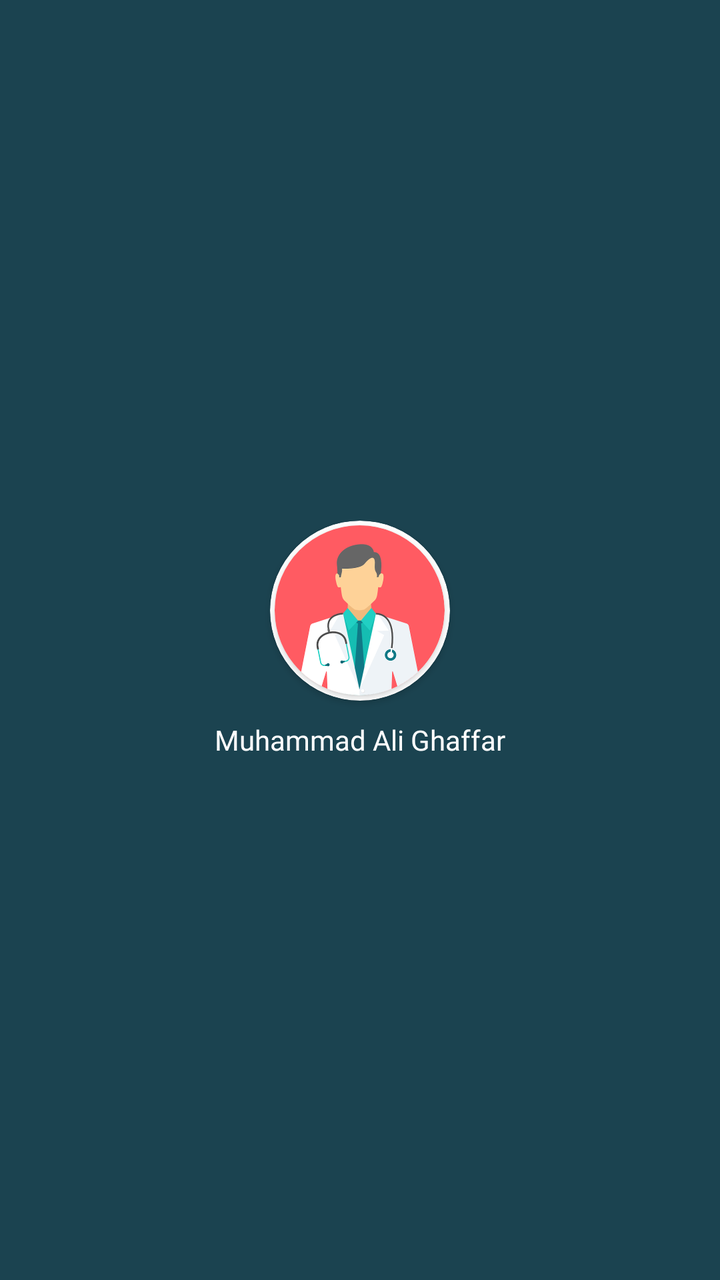
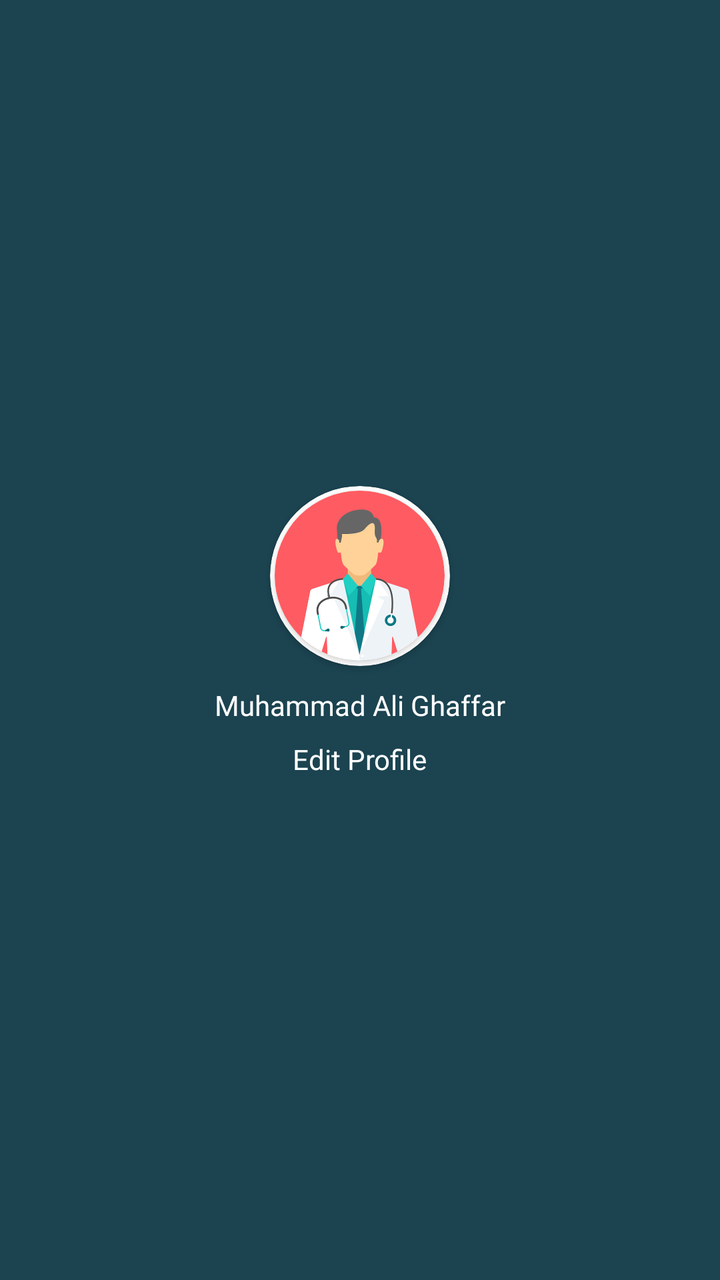

Compare the two renders of this Android layout. The source of the first and the diff that turns it into the second are given below.
<!-- AndroidManifest.xml: application theme Theme.VHAApp -->
<!-- res/layout/nav_header.xml -->
<?xml version="1.0" encoding="utf-8"?>
<RelativeLayout xmlns:android="http://schemas.android.com/apk/res/android"
    xmlns:app="http://schemas.android.com/apk/res-auto"
    android:layout_width="match_parent"
    android:layout_height="200dp"
    android:background="#1b4350"
    android:paddingVertical="20dp">

    <RelativeLayout
        android:layout_width="wrap_content"
        android:layout_height="wrap_content"
        android:layout_centerInParent="true">
        <androidx.cardview.widget.CardView
            android:id="@+id/cardViewProfile"
            android:layout_width="90dp"
            android:layout_height="90dp"
            android:layout_centerHorizontal="true"
            app:cardBackgroundColor="@color/white"
            app:cardCornerRadius="250dp">

            <androidx.cardview.widget.CardView
                android:layout_width="85dp"
                android:layout_height="85dp"
                android:layout_gravity="center"
                app:cardCornerRadius="250dp">

                <ImageView
                    android:id="@+id/imageViewProfile"
                    android:layout_width="85dp"
                    android:layout_height="85dp"
                    android:scaleType="centerCrop"
                    android:src="@drawable/male_doctor" />

            </androidx.cardview.widget.CardView>

        </androidx.cardview.widget.CardView>

        <TextView
            android:id="@+id/textViewUsername"
            android:layout_width="wrap_content"
            android:layout_height="wrap_content"
            android:layout_below="@id/cardViewProfile"
            android:layout_centerHorizontal="true"
            android:layout_marginTop="10dp"
            android:textColor="@color/white"
            android:fontFamily="@font/roboto_bold"
            android:text="Muhammad Ali Ghaffar"
            android:textAlignment="center" />
    </RelativeLayout>
</RelativeLayout>
<!-- resources referenced by this layout -->
<resources>
  <color name="white">#FFFFFFFF</color>
  <!-- drawable male_doctor: png bitmap (drawable-hdpi, 27611 bytes) -->
  <style name="Theme.VHAApp" parent="Theme.MaterialComponents.DayNight.NoActionBar">
          
          <item name="colorPrimary">@color/purple_500</item>
          <item name="colorPrimaryVariant">@color/purple_700</item>
          <item name="colorOnPrimary">@color/white</item>
          
          <item name="colorSecondary">@color/teal_200</item>
          <item name="colorSecondaryVariant">@color/teal_700</item>
          <item name="colorOnSecondary">@color/black</item>
          
          <item name="android:statusBarColor" tools:targetApi="l">?attr/colorPrimaryVariant</item>
          
      </style>
  <color name="purple_500">#1b4350</color>
  <color name="purple_700">#00a89a</color>
  <color name="teal_200">#FF03DAC5</color>
  <color name="teal_700">#FF018786</color>
  <color name="black">#FF000000</color>
</resources>

<!-- the commit's change to res/layout/nav_header.xml (unified diff, before → after) -->
@@ -42,9 +42,19 @@
             android:layout_below="@id/cardViewProfile"
             android:layout_centerHorizontal="true"
             android:layout_marginTop="10dp"
-            android:textColor="@color/white"
             android:fontFamily="@font/roboto_bold"
             android:text="Muhammad Ali Ghaffar"
-            android:textAlignment="center" />
+            android:textAlignment="center"
+            android:textColor="@color/white" />
+
+        <TextView
+            android:layout_width="wrap_content"
+            android:layout_height="wrap_content"
+            android:layout_below="@id/textViewUsername"
+            android:layout_centerHorizontal="true"
+            android:paddingHorizontal="35dp"
+            android:paddingVertical="8dp"
+            android:textColor="@color/white"
+            android:text="Edit Profile" />
     </RelativeLayout>
 </RelativeLayout>
